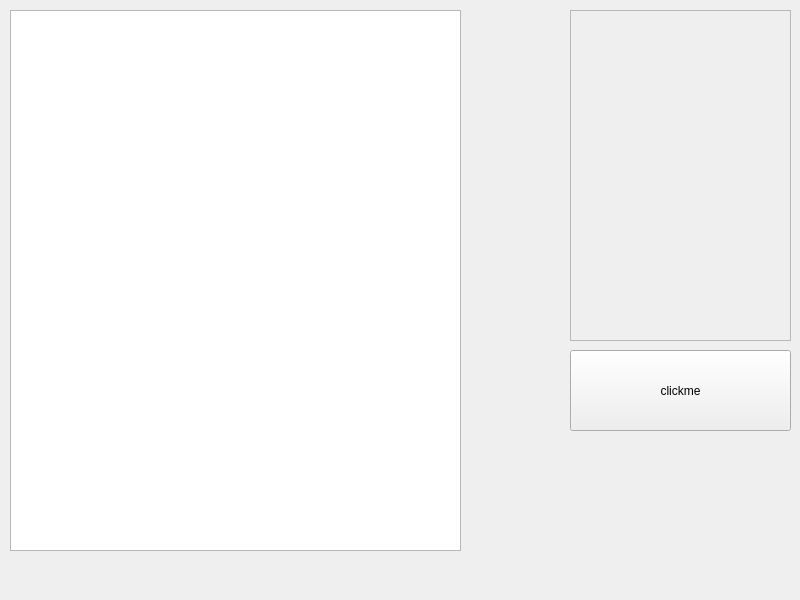
Above: a3_William_Lee_101181435/ui/mainwindow.ui from willKip/Elevator-Simulation before the change. Below: the same form after it.
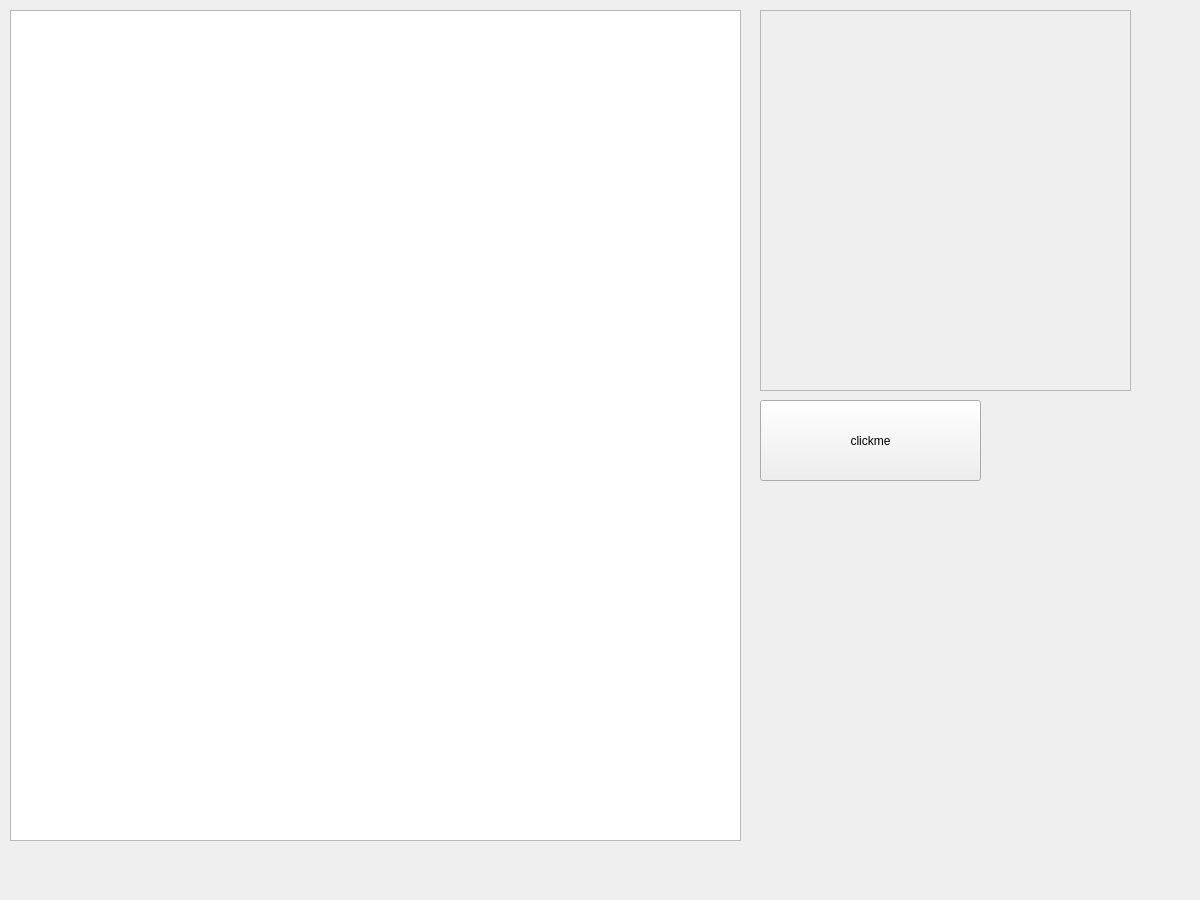
That is the form after the change.

Diff of the .ui file:
```diff
--- a/a3_William_Lee_101181435/ui/mainwindow.ui
+++ b/a3_William_Lee_101181435/ui/mainwindow.ui
@@ -6,8 +6,8 @@
    <rect>
     <x>0</x>
     <y>0</y>
-    <width>800</width>
-    <height>600</height>
+    <width>1200</width>
+    <height>900</height>
    </rect>
   </property>
   <property name="sizePolicy">
@@ -18,14 +18,14 @@
   </property>
   <property name="minimumSize">
    <size>
-    <width>800</width>
-    <height>600</height>
+    <width>1200</width>
+    <height>900</height>
    </size>
   </property>
   <property name="maximumSize">
    <size>
-    <width>800</width>
-    <height>600</height>
+    <width>1200</width>
+    <height>900</height>
    </size>
   </property>
   <property name="windowTitle">
@@ -35,8 +35,8 @@
    <widget class="QPushButton" name="testButton">
     <property name="geometry">
      <rect>
-      <x>570</x>
-      <y>350</y>
+      <x>760</x>
+      <y>400</y>
       <width>221</width>
       <height>81</height>
      </rect>
@@ -48,10 +48,10 @@
    <widget class="QScrollArea" name="outputScroll">
     <property name="geometry">
      <rect>
-      <x>570</x>
+      <x>760</x>
       <y>10</y>
-      <width>221</width>
-      <height>331</height>
+      <width>371</width>
+      <height>381</height>
      </rect>
     </property>
     <property name="widgetResizable">
@@ -62,8 +62,8 @@
       <rect>
        <x>0</x>
        <y>0</y>
-       <width>219</width>
-       <height>329</height>
+       <width>369</width>
+       <height>379</height>
       </rect>
      </property>
      <layout class="QHBoxLayout" name="horizontalLayout">
@@ -91,8 +91,8 @@
      <rect>
       <x>10</x>
       <y>10</y>
-      <width>451</width>
-      <height>541</height>
+      <width>731</width>
+      <height>831</height>
      </rect>
     </property>
     <layout class="QHBoxLayout" name="horizontalLayout_2">
```
Left out of the diff: 4 changed lines with no effect on the pictures.
